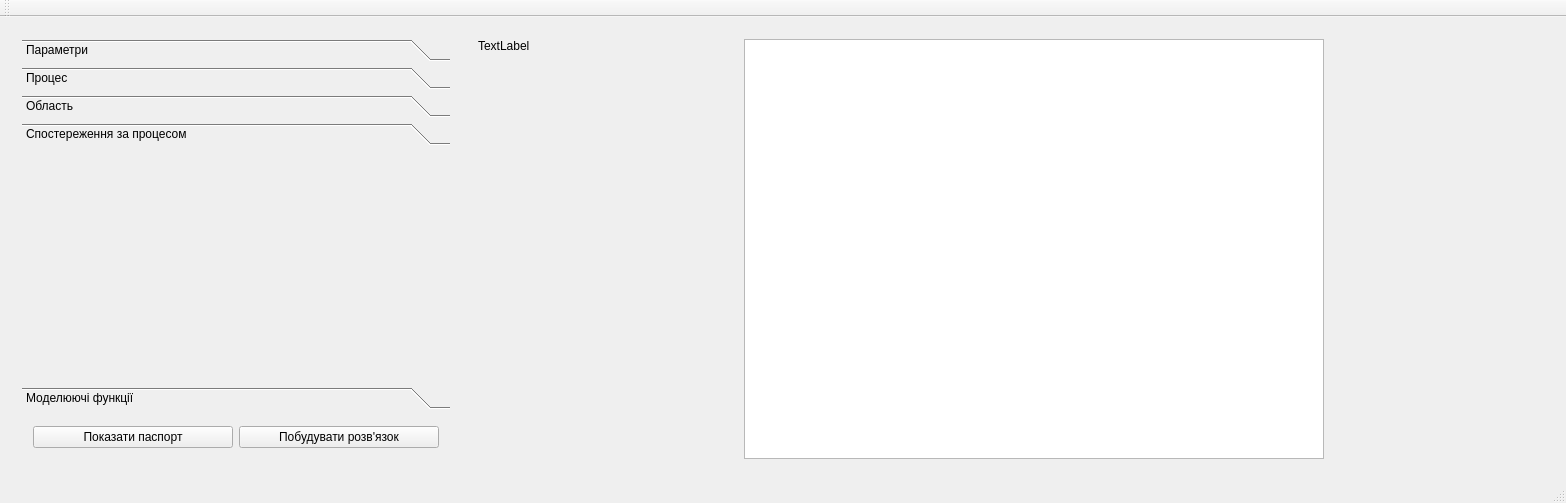
romathebest/stoyan, file MathMod/mainwindow.ui: the form before one commit.
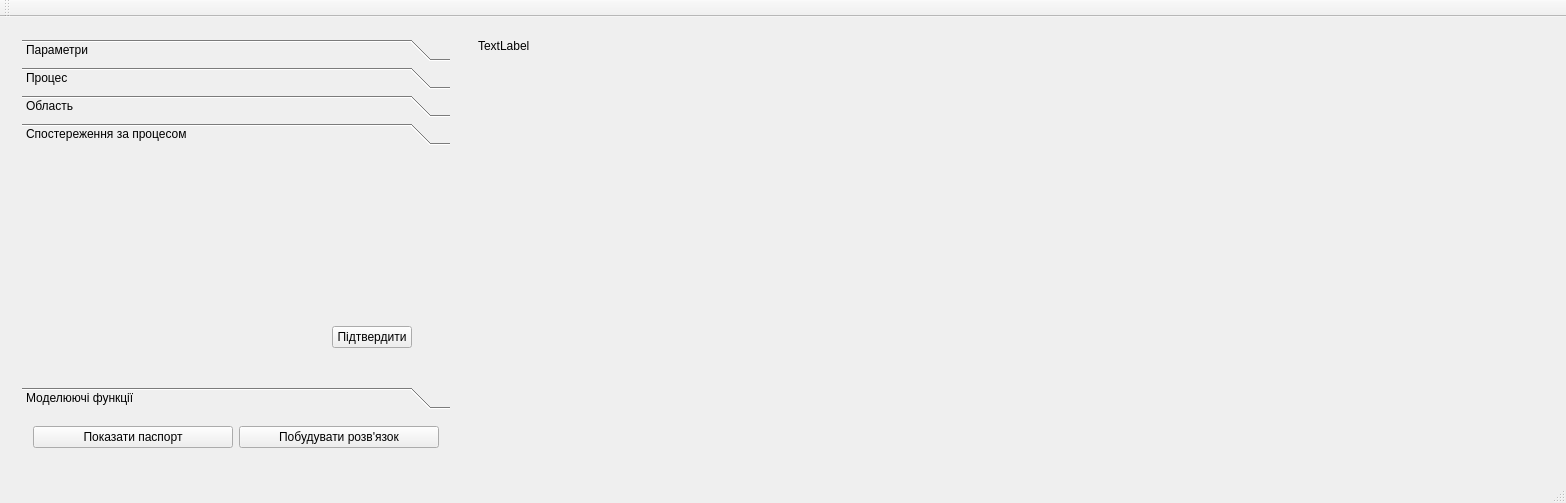
The form after the commit. The open tabs and pages were chosen to show the change. Custom widgets are drawn as their Qt base class.

Commit message: connect plot drawing and vsyake hamno

Diff of the .ui file:
```diff
--- a/MathMod/mainwindow.ui
+++ b/MathMod/mainwindow.ui
@@ -426,7 +426,45 @@
           </attribute>
           <layout class="QHBoxLayout" name="horizontalLayout_4">
            <item>
-            <widget class="QWidget" name="widget_6" native="true"/>
+            <widget class="QWidget" name="widget_19" native="true">
+             <layout class="QVBoxLayout" name="verticalLayout_12">
+              <item>
+               <widget class="QWidget" name="widget_6" native="true"/>
+              </item>
+              <item>
+               <widget class="QWidget" name="widget_21" native="true">
+                <property name="sizePolicy">
+                 <sizepolicy hsizetype="Fixed" vsizetype="Fixed">
+                  <horstretch>0</horstretch>
+                  <verstretch>0</verstretch>
+                 </sizepolicy>
+                </property>
+                <layout class="QHBoxLayout" name="horizontalLayout_15">
+                 <item>
+                  <spacer name="horizontalSpacer_5">
+                   <property name="orientation">
+                    <enum>Qt::Horizontal</enum>
+                   </property>
+                   <property name="sizeHint" stdset="0">
+                    <size>
+                     <width>277</width>
+                     <height>13</height>
+                    </size>
+                   </property>
+                  </spacer>
+                 </item>
+                 <item>
+                  <widget class="QPushButton" name="pushButton_9">
+                   <property name="text">
+                    <string>Підтвердити</string>
+                   </property>
+                  </widget>
+                 </item>
+                </layout>
+               </widget>
+              </item>
+             </layout>
+            </widget>
            </item>
           </layout>
          </widget>
@@ -518,31 +556,20 @@
      </widget>
     </item>
     <item>
-     <widget class="QWidget" name="widget_19" native="true">
+     <widget class="QCustomPlot" name="ResultGraphic" native="true">
       <property name="sizePolicy">
        <sizepolicy hsizetype="Expanding" vsizetype="Preferred">
         <horstretch>0</horstretch>
         <verstretch>0</verstretch>
        </sizepolicy>
       </property>
-      <layout class="QVBoxLayout" name="verticalLayout_10">
-       <item>
-        <widget class="QGraphicsView" name="graphicsView">
-         <property name="sizePolicy">
-          <sizepolicy hsizetype="Fixed" vsizetype="Expanding">
-           <horstretch>0</horstretch>
-           <verstretch>0</verstretch>
-          </sizepolicy>
-         </property>
-         <property name="minimumSize">
-          <size>
-           <width>580</width>
-           <height>0</height>
-          </size>
-         </property>
-        </widget>
-       </item>
-      </layout>
+      <property name="minimumSize">
+       <size>
+        <width>560</width>
+        <height>0</height>
+       </size>
+      </property>
+      <layout class="QVBoxLayout" name="verticalLayout_10"/>
      </widget>
     </item>
     <item>
@@ -581,6 +608,14 @@
   <widget class="QStatusBar" name="statusBar"/>
  </widget>
  <layoutdefault spacing="6" margin="11"/>
+ <customwidgets>
+  <customwidget>
+   <class>QCustomPlot</class>
+   <extends>QWidget</extends>
+   <header location="global">qcustomplot.h</header>
+   <container>1</container>
+  </customwidget>
+ </customwidgets>
  <resources/>
  <connections/>
 </ui>
```
Left out of the diff: 23 changed lines with no effect on the pictures. The commit also changes 13 other files.
